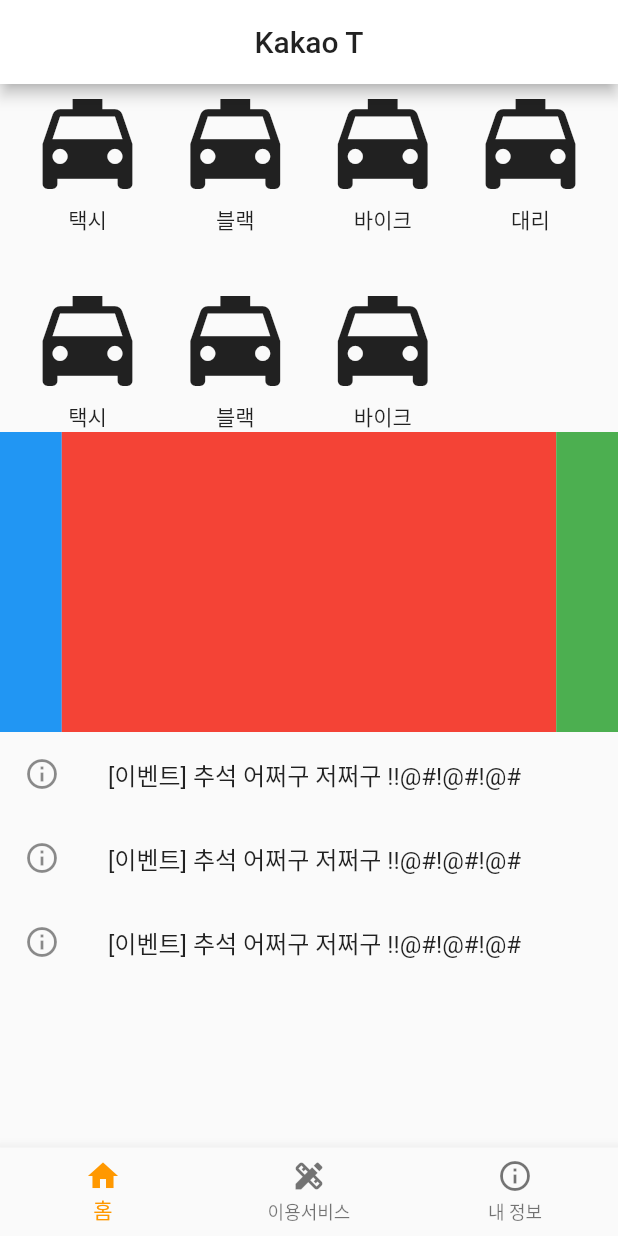
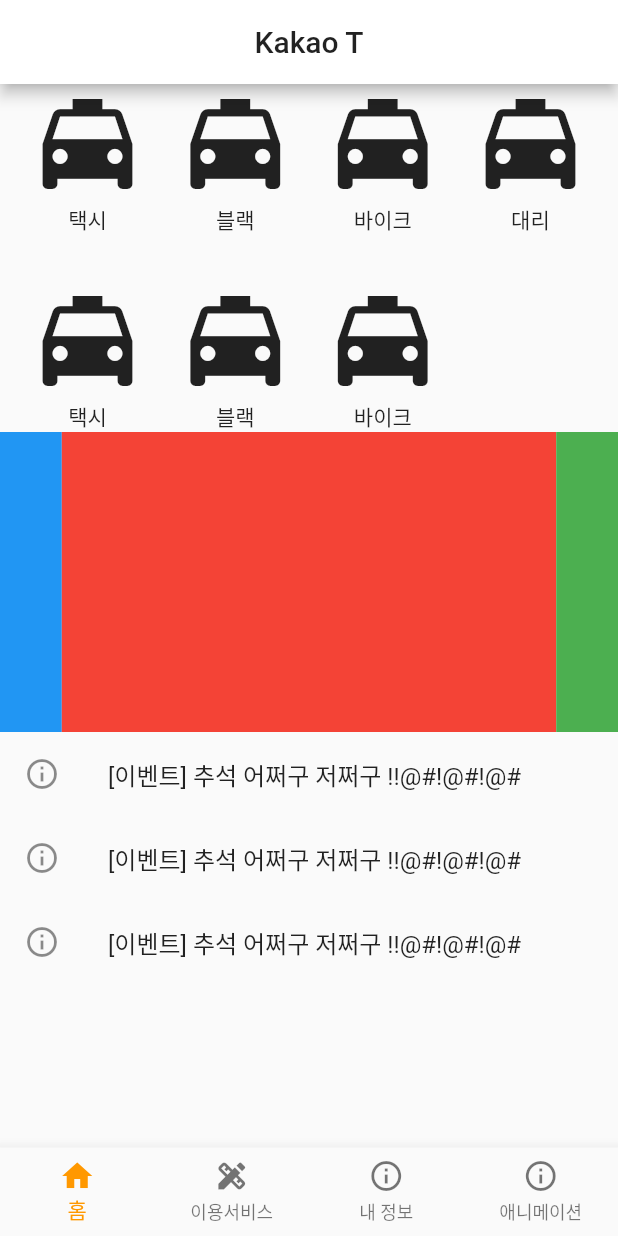
Before and after one commit to ssac-flutter/flutter-lecture, a Flutter app: the screen it shows after launch, on a phone screen of 412 x 824 dp. Run offline on Flutter 3.47's test engine with Material 2 defaults, Android fonts, the phone set to English and light mode, and no system bars; drawn by our look-alikes of carousel_slider.

Commit message:
4번째 탭에 애니메이션 예제

```diff
--- a/lib/main.dart
+++ b/lib/main.dart
@@ -18,14 +18,14 @@ void main() {
   runApp(MyApp());
 }
 
+// 메인 App
 class MyApp extends StatelessWidget {
   @override
   Widget build(BuildContext context) {
     return MaterialApp(
-      title: 'Flutter Demo',
+      title: '이 타이틀은 어디나 쓰는가??',
       theme: ThemeData(
         primarySwatch: Colors.orange,
-        visualDensity: VisualDensity.adaptivePlatformDensity,
       ),
       home: MainPage(),
     );
--- a/lib/ui/main_page.dart
+++ b/lib/ui/main_page.dart
@@ -1,4 +1,5 @@
 import 'package:flutter/material.dart';
+import 'package:flutter_app/ui/animation_page.dart';
 import 'package:flutter_app/ui/first_page.dart';
 import 'package:flutter_app/ui/second_page.dart';
 import 'package:flutter_app/ui/third_page.dart';
@@ -16,6 +17,7 @@ class _MainPageState extends State<MainPage> {
     FirstPage(),  // _pages[0]
     SecondPage(), // _pages[1]
     ThirdPage(), // _pages[2]
+    AnimationPage(),
   ];
 
   @override
@@ -23,6 +25,7 @@ class _MainPageState extends State<MainPage> {
     return Scaffold(
       body: _pages[_index],
       bottomNavigationBar: BottomNavigationBar(
+        type: BottomNavigationBarType.fixed,
         items: [
           BottomNavigationBarItem(
             icon: Icon(Icons.home),
@@ -36,6 +39,10 @@ class _MainPageState extends State<MainPage> {
             icon: Icon(Icons.info_outline),
             label: '내 정보',
           ),
+          BottomNavigationBarItem(
+            icon: Icon(Icons.info_outline),
+            label: '애니메이션',
+          ),
         ],
         currentIndex: _index,
         onTap: (int value) {
```
Also changed, not shown: lib/ui/animation_page.dart (added, +36 -0 lines).
